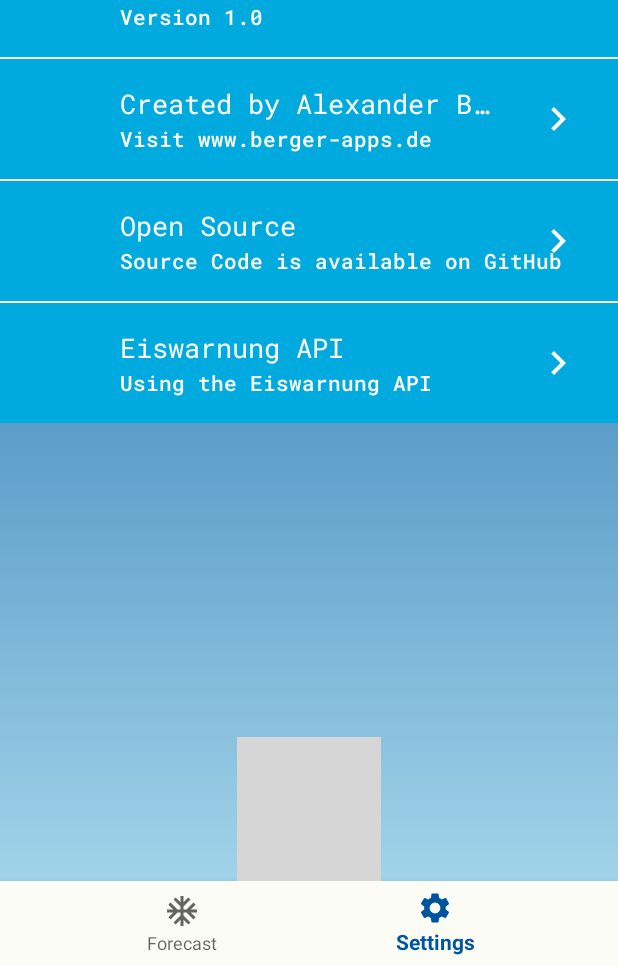
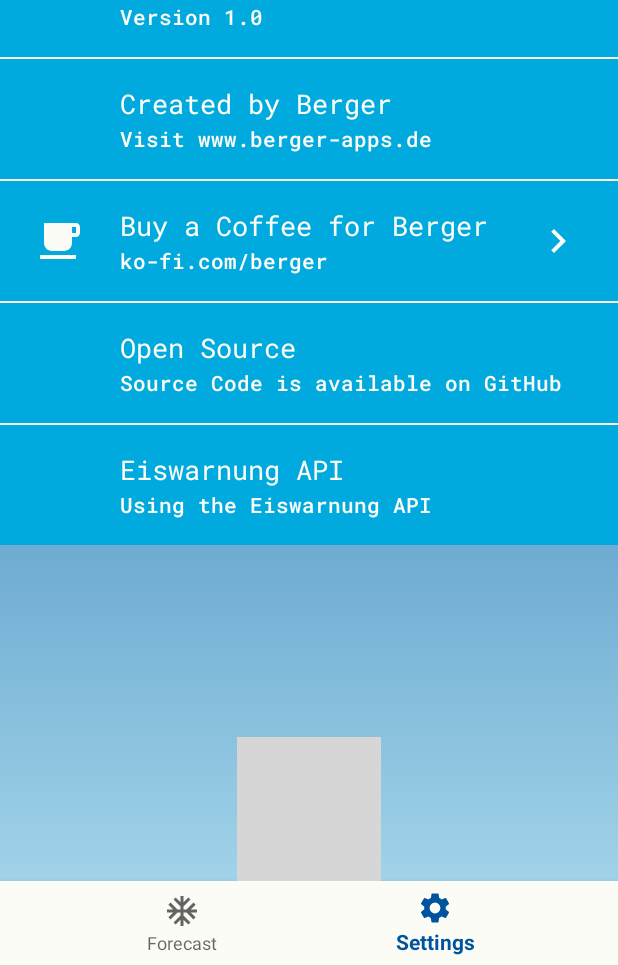
Before and after one commit to berger89/icewarning, an Android app: the SettingsFragment screen opened through its navigation route, on a phone screen of 412 x 824 dp, the part 271-1236 px from its top. Run offline under Robolectric (Android 15) with nearby library versions, the phone set to English and light mode, and no system bars; our stand-ins replace navigation-ui; libraries missing offline, so code that uses them is left out: com.evernote.android, org.jetbrains.anko; pictures from the network do not load; 2 statements that could not run were skipped; grey boxes are pictures that could not be loaded.

Commit message:
Added ko-fi row in settings screen

```diff
--- a/app/src/main/java/de/bergerapps/icewarning/ui/settings/SettingsAdapter.kt
+++ b/app/src/main/java/de/bergerapps/icewarning/ui/settings/SettingsAdapter.kt
@@ -30,11 +30,20 @@ class SettingsAdapter(val settingsFragment: SettingsFragment, private val list:
     }
 
     override fun onBindViewHolder(holder: ViewHolder, position: Int) {
-        if (position == 1) {
-            holder.imageViewSettings.visibility = View.INVISIBLE
-        } else if (position == 0) {
-            holder.imageViewSettingsOption.visibility = View.VISIBLE
+        when (position) {
+            0 -> {
+                holder.imageViewSettingsOption.visibility = View.VISIBLE
+                holder.imageViewSettingsCafe.visibility = View.INVISIBLE
+            }
+            3 -> {
+                holder.imageViewSettingsCafe.visibility = View.VISIBLE
+                holder.imageViewSettingsOption.visibility = View.INVISIBLE
+            }
+            else -> {
+                holder.imageViewSettings.visibility = View.INVISIBLE
+            }
         }
+
         var texts = list[position].split("/n")
 
         holder.textView.text = texts[0]
@@ -56,6 +65,7 @@ class SettingsAdapter(val settingsFragment: SettingsFragment, private val list:
         var textViewDesc: TextView
         var imageViewSettings: ImageView
         var imageViewSettingsOption: ImageView
+        var imageViewSettingsCafe: ImageView
 
         override fun onClick(view: View) {
             when (adapterPosition) {
@@ -72,10 +82,16 @@ class SettingsAdapter(val settingsFragment: SettingsFragment, private val list:
                 3 -> settingsFragment.startActivity(
                     Intent(
                         Intent.ACTION_VIEW,
+                        Uri.parse("https://ko-fi.com/berger")
+                    )
+                )
+                4 -> settingsFragment.startActivity(
+                    Intent(
+                        Intent.ACTION_VIEW,
                         Uri.parse("https://github.com/berger89/icewarning")
                     )
                 )
-                4 -> settingsFragment.startActivity(
+                5 -> settingsFragment.startActivity(
                     Intent(
                         Intent.ACTION_VIEW,
                         Uri.parse("http://www.eiswarnung.de/rest-api/")
@@ -97,6 +113,7 @@ class SettingsAdapter(val settingsFragment: SettingsFragment, private val list:
             textViewDesc = itemView.findViewById(R.id.tv_settings_desc)
             imageViewSettings = itemView.findViewById(R.id.imageView_settings_next)
             imageViewSettingsOption = itemView.findViewById(R.id.imageView_settings_option)
+            imageViewSettingsCafe = itemView.findViewById(R.id.imageView_settings_cafe)
         }
     }
 
--- a/app/src/main/java/de/bergerapps/icewarning/ui/settings/SettingsFragment.kt
+++ b/app/src/main/java/de/bergerapps/icewarning/ui/settings/SettingsFragment.kt
@@ -33,7 +33,8 @@ class SettingsFragment : Fragment(), TimePickerDialog.OnTimeSetListener {
         val hour = SharedPrefUtil().getTimePrediction(context!!)
         list.add(getString(R.string.notification_time, hour))
         list.add("About Frost Warning/nVersion " + BuildConfig.VERSION_NAME)
-        list.add("Created by Alexander Berger/nVisit www.berger-apps.de")
+        list.add("Created by Berger/nVisit www.berger-apps.de")
+        list.add("Buy a Coffee for Berger/nko-fi.com/berger")
         list.add("Open Source/nSource Code is available on GitHub")
         list.add("Eiswarnung API/nUsing the Eiswarnung API")
 
--- /dev/null
+++ b/app/src/main/res/drawable/ic_local_cafe_white_48dp.xml
@@ -0,0 +1,10 @@
+<vector xmlns:android="http://schemas.android.com/apk/res/android"
+    android:width="48dp"
+    android:height="48dp"
+    android:tint="#FFFFFF"
+    android:viewportWidth="24.0"
+    android:viewportHeight="24.0">
+    <path
+        android:fillColor="#FF000000"
+        android:pathData="M20,3L4,3v10c0,2.21 1.79,4 4,4h6c2.21,0 4,-1.79 4,-4v-3h2c1.11,0 2,-0.89 2,-2L22,5c0,-1.11 -0.89,-2 -2,-2zM20,8h-2L18,5h2v3zM2,21h18v-2L2,19v2z" />
+</vector>
--- a/app/src/main/res/layout/item_settings.xml
+++ b/app/src/main/res/layout/item_settings.xml
@@ -30,6 +30,18 @@
             app:layout_constraintStart_toStartOf="parent"
             app:layout_constraintTop_toTopOf="@+id/tv_settings"
             app:srcCompat="@android:drawable/ic_lock_idle_alarm" />
+
+        <ImageView
+            android:id="@+id/imageView_settings_cafe"
+            android:layout_width="32dp"
+            android:layout_height="32dp"
+            android:layout_marginStart="24dp"
+            android:tint="@color/colorAccent"
+            android:visibility="invisible"
+            app:layout_constraintBottom_toBottomOf="@+id/tv_settings_desc"
+            app:layout_constraintStart_toStartOf="parent"
+            app:layout_constraintTop_toTopOf="@+id/tv_settings"
+            app:srcCompat="@drawable/ic_local_cafe_white_48dp" />
 
         <ImageView
             android:id="@+id/imageView_settings_next"
```
